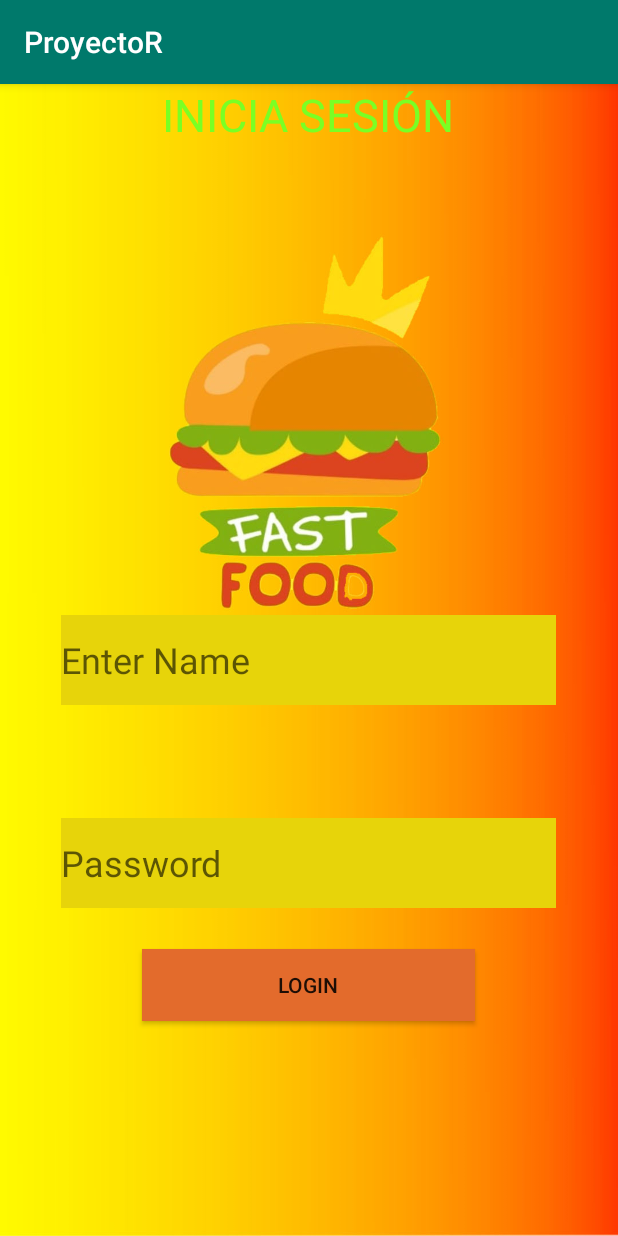
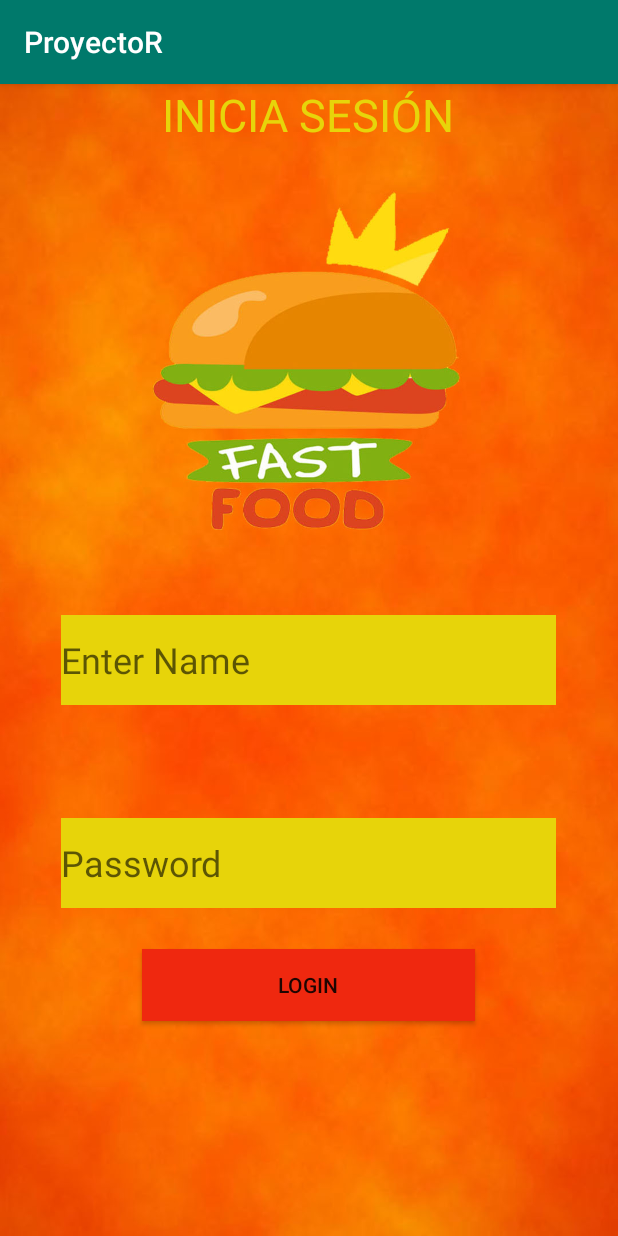
Before and after one commit to RosaMedina28/Proyecto_Dise-o, an Android app: the screen it shows after launch (MainActivity), on a phone screen of 412 x 824 dp. Run offline under Robolectric (Android 15) with nearby library versions, the phone set to English and light mode, and no system bars.

Commit message:
Login Or

```diff
--- a/app/src/main/res/layout/activity_main.xml
+++ b/app/src/main/res/layout/activity_main.xml
@@ -5,7 +5,7 @@
     android:layout_width="match_parent"
     android:layout_height="match_parent"
     tools:context=".MainActivity"
-    android:background="@drawable/lo">
+    android:background="@drawable/ffo">
 
 
     <TextView
@@ -14,7 +14,7 @@
         android:layout_height = "wrap_content"
         android:text = "INICIA SESIÓN"
         android:layout_centerHorizontal = "true"
-        android:textColor = "#ff7aff24"
+        android:textColor = "#E7D40A"
         android:textSize = "30dp" />
 
 
@@ -22,11 +22,11 @@
         android:id="@+id/editText"
         android:layout_width="330dp"
         android:layout_height="60dp"
+
         android:layout_centerInParent="true"
         android:layout_marginTop="157dp"
         android:layout_marginEnd="-1dp"
         android:background="#E7D40A"
-
         android:focusable="true"
         android:hint="Enter Name"
         android:textSize="24dp" />
@@ -51,8 +51,10 @@
         android:layout_below="@id/editText2"
        android:layout_centerInParent="true"
         android:layout_marginTop="27dp"
-        android:background="#E36B2C"
+        android:background="#EF280F"
         android:text="login" />
 
 
+
+
 </RelativeLayout>
```
Also changed, not shown: app/src/main/res/drawable/ffo.jpg (added), app/src/main/res/drawable/fon.jpg (added).
